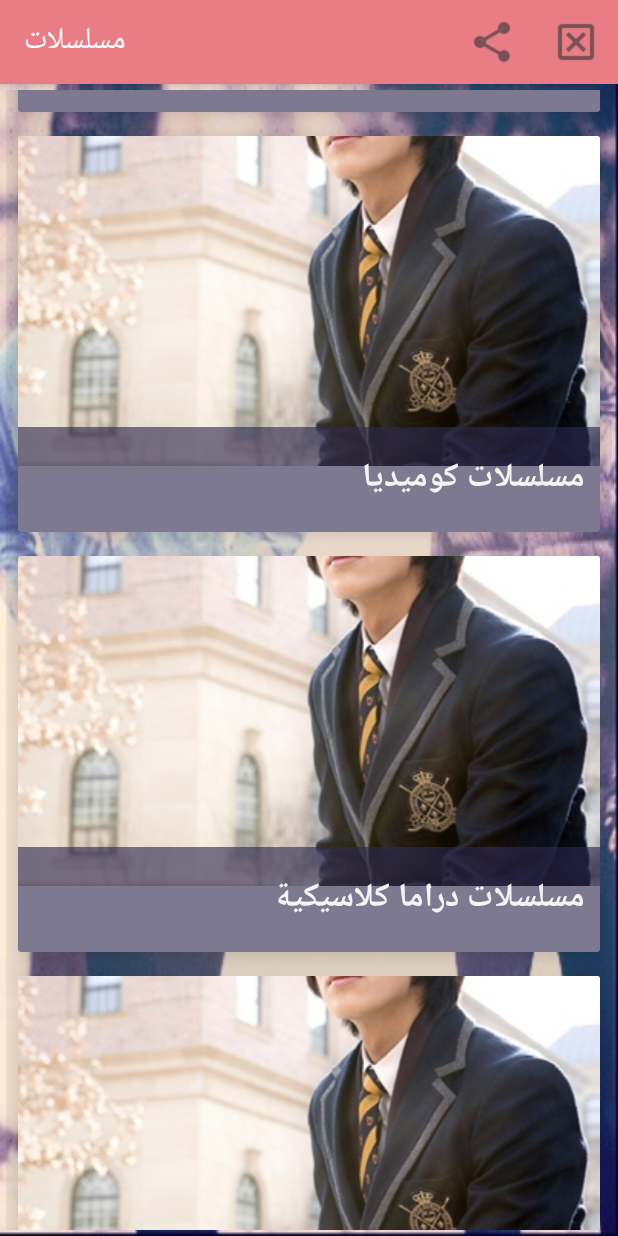
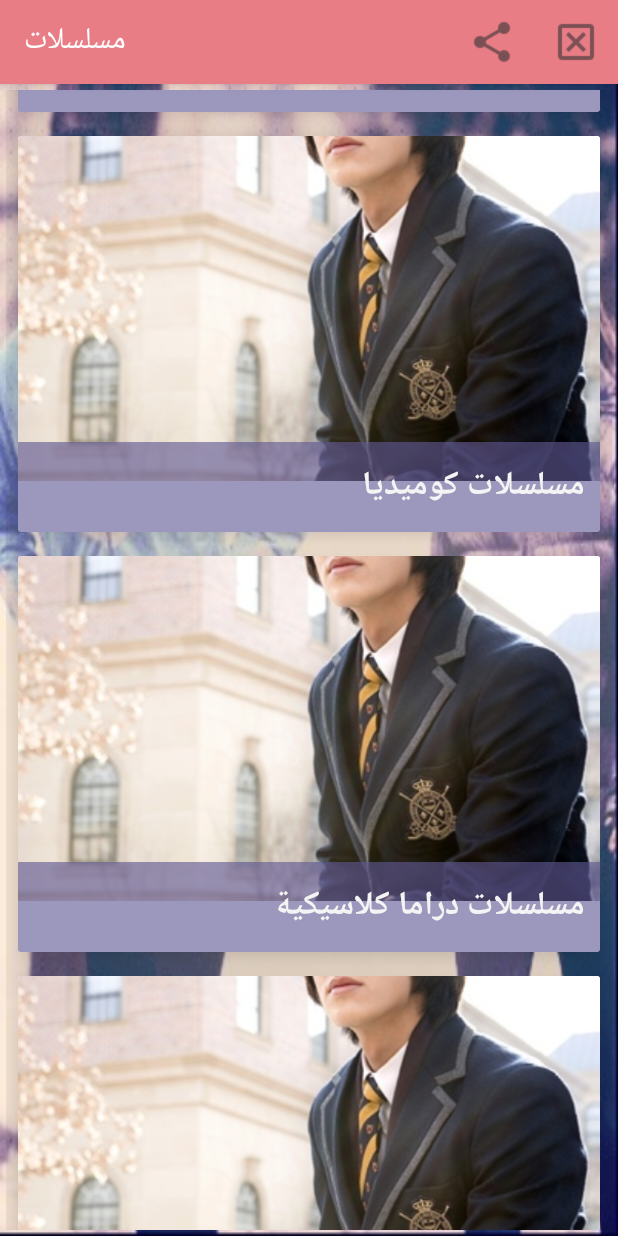
Before and after one commit to rimashsh/moslslat, an Android app: the MainActivity screen opened directly, with no data from a screen before it, scrolled down 537 dp, on a phone screen of 412 x 824 dp. Run offline under Robolectric (Android 15) with nearby library versions, the phone set to English and light mode, and no system bars; 1 statement that could not run was skipped.

Commit message:
New Update 29/10 10:45Am

```diff
--- a/app/src/main/java/af/apps/android/moslslat/ImageRes.java
+++ b/app/src/main/java/af/apps/android/moslslat/ImageRes.java
@@ -7,6 +7,6 @@ package af.apps.android.moslslat;
 public class ImageRes {//Storage All Image Array
     public Integer imagemainres[] = {R.drawable.mainitem1,R.drawable.image,R.drawable.image
             ,R.drawable.image,R.drawable.image};//MainAdapter.java
-    public Integer imageitem1res[] = {R.drawable.mainitem1,R.drawable.mainitem1
-    ,R.drawable.mainitem1,R.drawable.mainitem1,R.drawable.mainitem1};
+    public Integer imageitem1res[] = {R.drawable.m1,R.drawable.m2,R.drawable.m3
+            ,R.drawable.m4,R.drawable.m5};
 }
--- a/app/src/main/res/layout/activity_items1activity.xml
+++ b/app/src/main/res/layout/activity_items1activity.xml
@@ -4,6 +4,7 @@
     android:id="@+id/activity_items1activity"
     android:layout_width="match_parent"
     android:layout_height="match_parent"
+    android:background="@drawable/backgrounditem1"
     tools:context="af.apps.android.moslslat.Items1activity">
 
     <android.support.v7.widget.RecyclerView
--- a/app/src/main/res/layout/mainadapter_activity.xml
+++ b/app/src/main/res/layout/mainadapter_activity.xml
@@ -19,14 +19,14 @@
     <ImageView
         android:id="@+id/placeImage"
         android:layout_width="match_parent"
-        android:layout_height="220dp"
+        android:layout_height="230dp"
         android:scaleType="centerCrop"
         tools:ignore="ContentDescription,InefficientWeight"
         />
     <TextView
         android:id="@+id/placeName"
         android:layout_width="match_parent"
-        android:layout_height="70dp"
+        android:layout_height="60dp"
         android:gravity="fill_vertical"
         android:textAppearance="?android:attr/textAppearanceLarge"
         android:textColor="@color/textcolor"
--- a/app/src/main/res/values/colors.xml
+++ b/app/src/main/res/values/colors.xml
@@ -2,8 +2,8 @@
 <resources>
     <color name="colorPrimary">#E87D86</color>
     <color name="colorPrimaryDark">#FF5959</color>
-    <color name="colorAccent">#E5C852</color>
-    <color name="linearBar">#9f2e294e</color>
+    <color name="colorAccent">#bea645</color>
+    <color name="linearBar">#9f605894</color>
     <color name="textcolor">#F4F4F4</color>
 
 </resources>
```
Also changed, not shown: app/src/main/java/af/apps/android/moslslat/AdaptersClass/Adapteritem1.java (+3 -5 lines), app/src/main/res/layout/activity_adapter1.xml (deleted, +0 -45 lines), app/src/main/res/values/strings.xml (+5 -5 lines), app/src/main/res/drawable/backgrounditem1.jpg (added).
